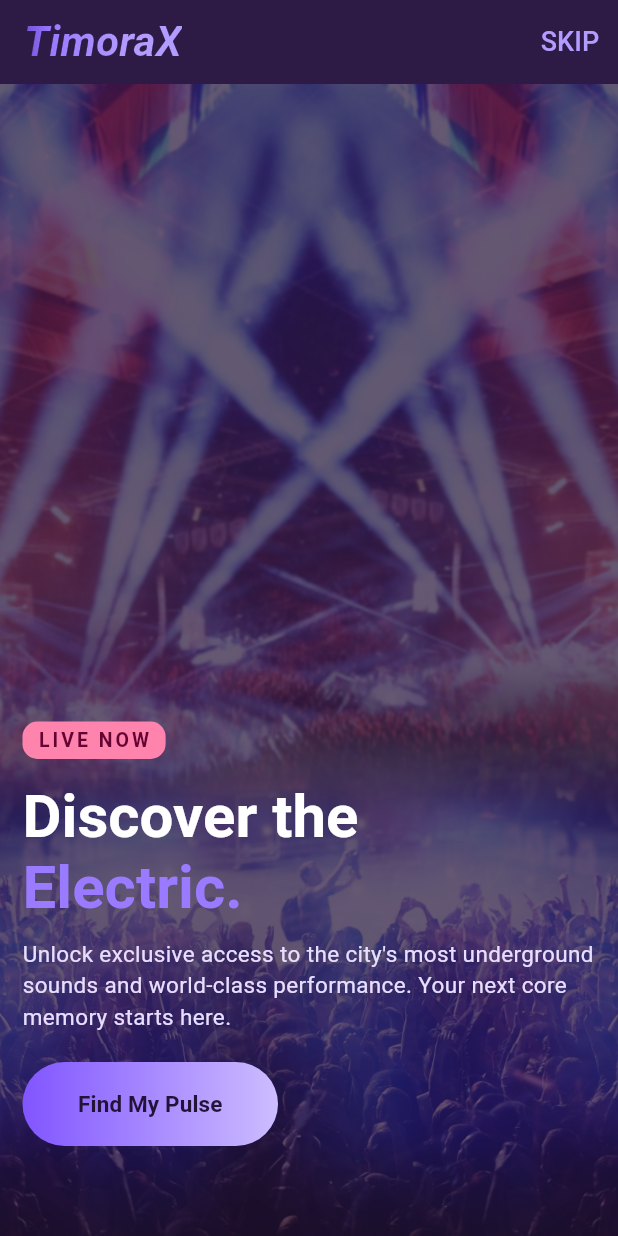
After one commit to Joyy-dev/tixorax, a Flutter app: the screen it shows after launch, after a tap on "DISCOVER", on a phone screen of 412 x 824 dp. The commit adds this screen. Run offline on Flutter 3.47's test engine with Material 3 defaults, Android fonts, the phone set to English and light mode, and no system bars.

Commit message:
discover screen

```diff
--- a/lib/main.dart
+++ b/lib/main.dart
@@ -12,6 +12,7 @@ class MyApp extends StatelessWidget {
   Widget build(BuildContext context) {
     return MaterialApp(
       title: 'TixoraX',
+      debugShowCheckedModeBanner: false,
       theme: ThemeData(
         primaryColor: Color(0xFF241338),
         scaffoldBackgroundColor: Color(0xFF241338),
--- /dev/null
+++ b/lib/screen/auth_screen.dart
@@ -0,0 +1,24 @@
+import 'package:flutter/material.dart';
+
+class AuthScreen extends StatelessWidget {
+  const AuthScreen({super.key});
+
+  @override
+  Widget build(BuildContext context) {
+    return Scaffold(
+      appBar: AppBar(
+        leading: IconButton(
+          onPressed: () {
+            Navigator.pop(context);
+          },
+          icon: Icon(Icons.close)
+        ),
+        title: Center(
+          child: Text(
+            'TixoraX'
+          ),
+        ),
+      ),
+    );
+  }
+}
--- /dev/null
+++ b/lib/screen/discover_screen.dart
@@ -0,0 +1,142 @@
+import 'package:flutter/material.dart';
+import 'package:tixora/screen/auth_screen.dart';
+
+class DiscoverScreen extends StatelessWidget {
+  const DiscoverScreen({super.key});
+
+  @override
+  Widget build(BuildContext context) {
+    return Scaffold(
+      appBar: AppBar(
+        backgroundColor: Color(0xFF241338),
+        elevation: 10,
+        title: ShaderMask(
+          blendMode: BlendMode.srcIn,
+          shaderCallback: (bounds) => LinearGradient(
+            colors: [
+              Color(0xFF370096),
+              Color(0xFF9A7BFF),
+              Color(0xFFB39CFF)
+            ]
+          ).createShader(Rect.fromCenter(center: Offset(19, 1), width: bounds.width, height: bounds.height)),
+          child: Text(
+            'TimoraX',
+            style: TextStyle(
+              fontSize: 28,
+              fontWeight: FontWeight.bold,
+              fontStyle: FontStyle.italic
+            ),
+          ),
+        ),
+        actions: [
+          TextButton(
+            onPressed: () {
+              Navigator.pushReplacement(
+                context,
+                MaterialPageRoute(builder: (context) => AuthScreen())
+              );
+            },
+            child: Text(
+              'SKIP',
+              style: TextStyle(
+                color: Color(0xFFB39CFF),
+                fontSize: 18
+              ),
+            )
+          )
+        ],
+      ),
+      body: Container(
+        width: double.infinity,
+        height: double.infinity,
+        decoration: BoxDecoration(
+          image: DecorationImage(
+            image: AssetImage('assets/images/concert.jpg'),
+            fit: BoxFit.cover,
+            opacity: 0.7
+          ),
+        ),
+        child: Container(
+          padding: EdgeInsets.only(left: 15, right: 15, bottom: 60),
+          color: Color.fromARGB(148, 36, 19, 56),
+          child: Column(
+            crossAxisAlignment: CrossAxisAlignment.start,
+            mainAxisAlignment: MainAxisAlignment.end,
+            children: [
+              Container(
+                padding: EdgeInsets.symmetric(horizontal: 10, vertical: 3),
+
+                decoration: BoxDecoration(
+                  color: Color(0xFFFF84AD),
+                  borderRadius: BorderRadius.circular(10)
+                ),
+                child: Text(
+                  'LIVE NOW',
+                  style: TextStyle(
+                    fontSize: 13,
+                    fontWeight: FontWeight.bold,
+                    letterSpacing: 2,
+                    color: Color(0xFF640332)
+                  ),
+                ),
+              ),
+              SizedBox(height: 15,),
+              RichText(
+                text: TextSpan(
+                  text: 'Discover the',
+                  style: TextStyle(
+                    fontSize: 40,
+                    color: Colors.white,
+                    fontWeight: FontWeight.bold
+                  ),
+                  children: [
+                    TextSpan(
+                      text: '\nElectric.',
+                      style: TextStyle(
+                        fontSize: 40,
+                        color: Color(0xFF9A7BFF),
+                        fontWeight: FontWeight.bold
+                      )
+                    )
+                  ]
+                )
+              ),
+              SizedBox(height: 10,),
+              Text(
+                'Unlock exclusive access to the city\'s most underground sounds and world-class performance. Your next core memory starts here.',
+                style: TextStyle(
+                  fontSize: 15,
+                  color: Color(0xFFE8DEFF)
+                ),
+              ),
+              SizedBox(height: 20,),
+              Container(
+                padding: EdgeInsets.symmetric(horizontal: 25, vertical: 4),
+                decoration: BoxDecoration(
+                  borderRadius: BorderRadius.circular(50),
+                  gradient: LinearGradient(
+                    colors: [
+                      Color(0xFF8155FF),
+                      Color(0xFFCDBDFF)
+                    ]
+                  )
+                ),
+                child: TextButton(
+                  onPressed: () {},
+                  child: Text(
+                    'Find My Pulse',
+                    style: TextStyle(
+                      fontWeight: FontWeight.bold,
+                      color: Theme.of(context).primaryColor,
+                      fontSize: 15
+                    ),
+                  )
+                ),
+              )
+            ],
+          ),
+        ),
+      ),
+    );
+  }
+}
--- a/lib/screen/splash_screen.dart
+++ b/lib/screen/splash_screen.dart
@@ -1,4 +1,6 @@
 import 'package:flutter/material.dart';
+import 'package:tixora/screen/auth_screen.dart';
+import 'package:tixora/screen/discover_screen.dart';
 
 class SplashScreen extends StatelessWidget {
   const SplashScreen({super.key});
@@ -99,7 +101,7 @@ class SplashScreen extends StatelessWidget {
                   )
                 ),
               ),
-              SizedBox(height: 15,),
+              SizedBox(height: 80,),
               Text(
                 '@2026 TixoraX Group. Designed For Efficient Event Booking',
                 style: TextStyle(
@@ -111,12 +113,22 @@ class SplashScreen extends StatelessWidget {
               Row(
                 mainAxisAlignment: MainAxisAlignment.spaceAround,
                 children: [
-                  Column(
+                  GestureDetector(
+                    onTap: () {
+                      Navigator.pushReplacement(
+                        context,
+                        MaterialPageRoute(
+                          builder: (context) => DiscoverScreen()
+                        )
+                      );
+                    },
+                    child: Column(
                       children: [
                         CircleAvatar(
                           backgroundColor: Color(0xFF9E88B4),
                           child: Icon(Icons.location_pin, color: Theme.of(context).primaryColor,),
                         ),
+                        SizedBox(height: 5,),
                         Text(
                           'DISCOVER',
                           style: TextStyle(
@@ -127,12 +139,14 @@ class SplashScreen extends StatelessWidget {
                         )
                       ],
                     ),
+                  ),
                   Column(
                     children: [
                       CircleAvatar(
                         backgroundColor: Color(0xFF9E88B4),
                         child: Icon(Icons.event_note, color: Theme.of(context).primaryColor,),
                       ),
+                      SizedBox(height: 5,),
                       Text(
                         'TICKETS',
                         style: TextStyle(
@@ -143,12 +157,20 @@ class SplashScreen extends StatelessWidget {
                       )
                     ],
                   ),
-                  Column(
+                  GestureDetector(
+                    onTap: () {
+                      Navigator.pushReplacement(
+                        context,
+                        MaterialPageRoute(builder: (context) => AuthScreen())
+                      );
+                    },
+                    child: Column(
                       children: [
                         CircleAvatar(
                           backgroundColor: Color(0xFF9E88B4),
                           child: Icon(Icons.person, color: Color(0xFF3A284E),),
                         ),
+                        SizedBox(height: 5,),
                         Text(
                           'ACCOUNT',
                           style: TextStyle(
@@ -158,6 +180,7 @@ class SplashScreen extends StatelessWidget {
                           ),
                         )
                       ],
+                    ),
                   )
                 ],
               )
--- a/pubspec.yaml
+++ b/pubspec.yaml
@@ -58,8 +58,8 @@ flutter:
   uses-material-design: true
 
   # To add assets to your application, add an assets section, like this:
-  # assets:
-  #   - images/a_dot_burr.jpeg
+  assets:
+   - assets/images/concert.jpg
   #   - images/a_dot_ham.jpeg
 
   # An image asset can refer to one or more resolution-specific "variants", see
```
Also changed, not shown: assets/images/concert.jpg (added). Lines whose indentation alone changed are shown as unchanged.
